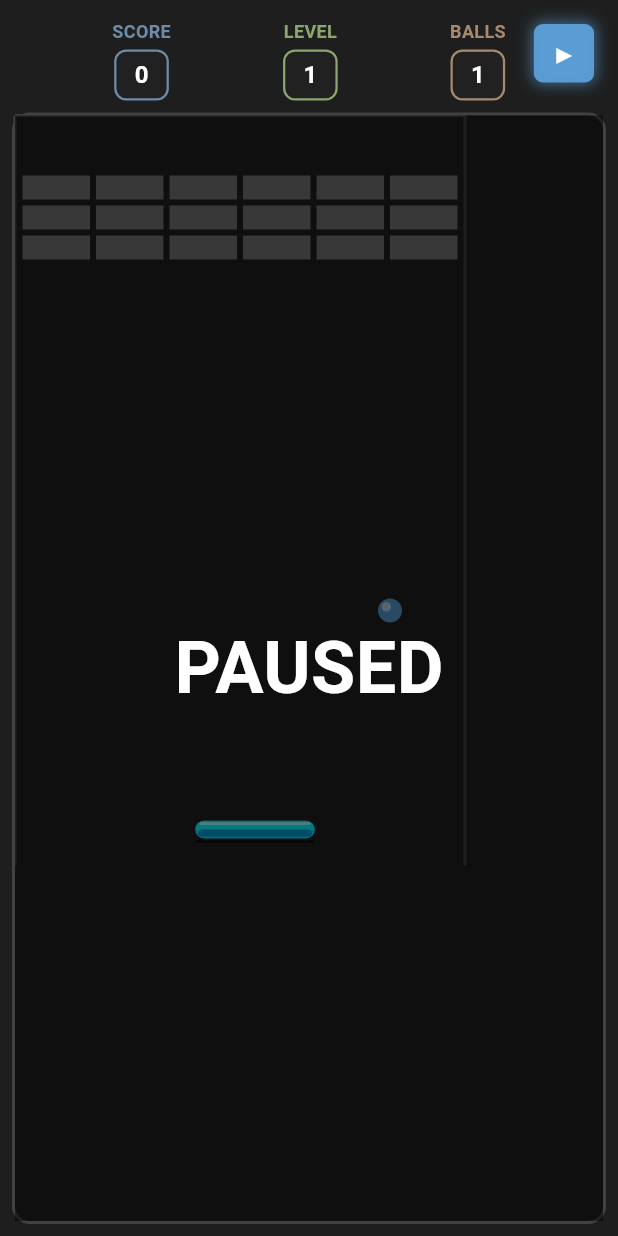
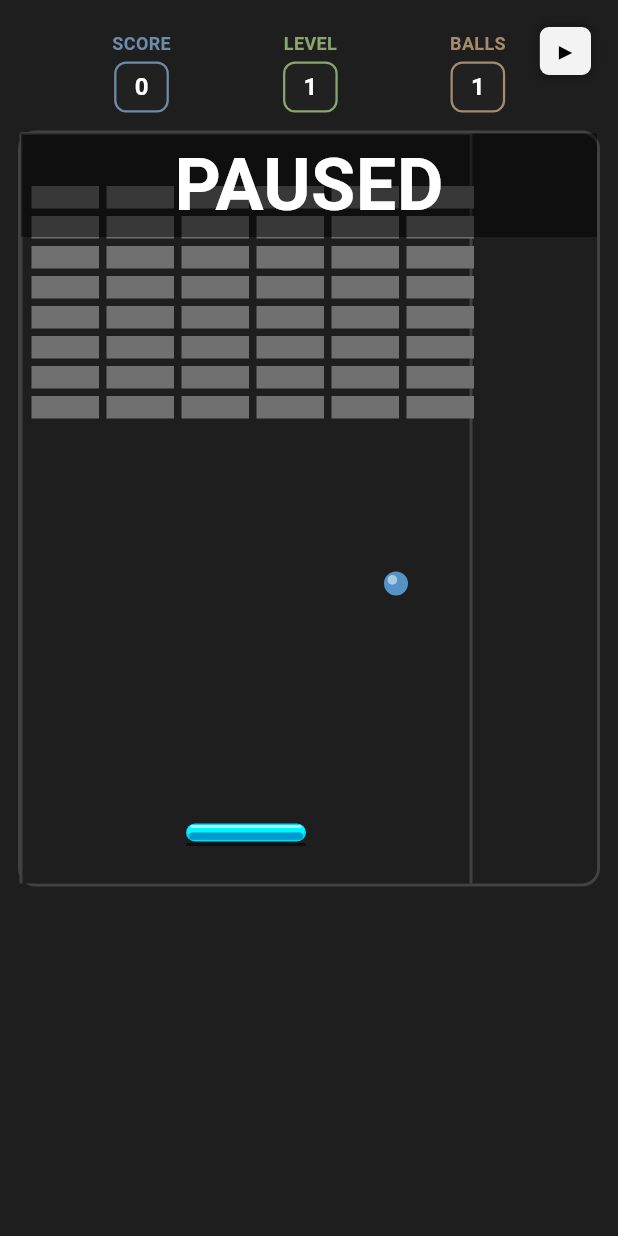
Before and after one commit to tsvvetkov/block-breaker, a Flutter app: the screen it shows after launch, after a tap on an icon or button, on a phone screen of 412 x 824 dp. Run offline on Flutter 3.47's test engine with Material 3 defaults, Android fonts, the phone set to English and light mode, and no system bars.

Commit message:
fixes of height, -screen scroll

```diff
--- a/lib/main.dart
+++ b/lib/main.dart
@@ -55,11 +55,13 @@ class _GameScreenState extends State<GameScreen> {
           children: [
             Column(
               children: [
-                const SizedBox(height: 12),
+                const SizedBox(height: 20), // Больше отступа сверху
                 GameHeader(score: score, level: currentLevel, balls: ballsCount),
                 Expanded(
+                  child: SingleChildScrollView(
+                    physics: const NeverScrollableScrollPhysics(), // Отключаем скролл
                     child: Container(
-                    margin: const EdgeInsets.all(8),
+                      margin: const EdgeInsets.all(12),
                       decoration: BoxDecoration(
                         borderRadius: BorderRadius.circular(12),
                         border: Border.all(color: Colors.grey.shade800, width: 2),
@@ -75,25 +77,26 @@ class _GameScreenState extends State<GameScreen> {
                       ),
                     ),
                   ),
+                ),
               ],
             ),
             // Кнопка паузы в углу
             Positioned(
-              top: 16,
-              right: 16,
+              top: 18,
+              right: 18,
               child: GestureDetector(
                 onTap: () {
                   _gameWidgetKey.currentState?.togglePause();
                 },
                 child: Container(
-                  padding: const EdgeInsets.symmetric(horizontal: 12, vertical: 8),
+                  padding: const EdgeInsets.symmetric(horizontal: 10, vertical: 6),
                   decoration: BoxDecoration(
-                    color: const Color(0xFF5B9FD8).withOpacity(0.95),
+                    color: Colors.white.withOpacity(0.95),
                     borderRadius: BorderRadius.circular(6),
                     boxShadow: [
                       BoxShadow(
-                        color: const Color(0xFF5B9FD8).withOpacity(0.6),
-                        blurRadius: 8,
+                        color: Colors.black.withOpacity(0.3),
+                        blurRadius: 6,
                         spreadRadius: 1,
                       ),
                     ],
@@ -101,8 +104,8 @@ class _GameScreenState extends State<GameScreen> {
                   child: Text(
                     isPaused ? '▶' : '⏸',
                     style: const TextStyle(
-                      color: Colors.white,
-                      fontSize: 16,
+                      color: Colors.black,
+                      fontSize: 14,
                       fontWeight: FontWeight.bold,
                     ),
                   ),
@@ -226,17 +229,21 @@ class _GameWidgetState extends State<GameWidget> with TickerProviderStateMixin {
       });
     });
     _controller.repeat();
+    // Даём фокус при инициализации
+    Future.delayed(const Duration(milliseconds: 100), () {
+      _focusNode.requestFocus();
+    });
   }
 
   void _initGame() {
     blocks = _generateLevel(currentLevel);
-    balls = [Ball(x: 150, y: 450, radius: 8, dx: 2.5 * gameSpeed, dy: -3.0 * gameSpeed)];
+    balls = [Ball(x: 150, y: 420, radius: 8, dx: 2.5 * gameSpeed, dy: -3.0 * gameSpeed)];
     ballsCount = 1;
     particles = [];
     powerUps = [];
     paddle = Paddle(
-      x: 120,
-      y: 470,
+      x: 110,
+      y: 460, // Ниже чем было (было 470)
       width: 80,
       height: 12,
     );
@@ -247,53 +254,51 @@ class _GameWidgetState extends State<GameWidget> with TickerProviderStateMixin {
   List<Block> _generateLevel(int level) {
     List<Block> levelBlocks = [];
     double gameWidth = 300;
-    double gameHeight = 300;
     double blockWidth = 45;
-    double blockHeight = 16;
-    double padding = 4;
+    double blockHeight = 15;
+    double padding = 5;
 
-    int targetBlockCount = 15 + level * 3;
-    if (targetBlockCount > 50) targetBlockCount = 50;
+    int cols = 6;
+    int rows = 8 + (level ~/ 2); // Больше рядов вниз
+    if (rows > 12) rows = 12;
 
     int maxSpecialBlocks = level <= 3 ? 2 : (level <= 6 ? 3 : 4);
     int specialCount = 0;
     int wallCount = 0;
-    int maxWalls = level >= 5 ? 2 + (level - 5) ~/ 3 : 0; // Стены с уровня 5
+    int maxWalls = level >= 5 ? 2 + (level - 5) ~/ 3 : 0;
 
-    // Генерируем блоки в случайном порядке с нерегулярной сеткой
     final random = DateTime.now().millisecondsSinceEpoch % 10000;
-    int blockCount = 0;
 
-    for (int y = 40; y < gameHeight - 40 && blockCount < targetBlockCount; y += (blockHeight + padding).toInt()) {
-      // Смещение каждой строки для неровности
-      double xOffset = ((y.toInt() + random) % 10) - 5;
+    for (int r = 0; r < rows; r++) {
+      for (int c = 0; c < cols; c++) {
+        double x = c * (blockWidth + padding) + 7;
+        double y = r * (blockHeight + padding) + 35;
 
-      for (double x = 10 + xOffset; x < gameWidth - blockWidth && blockCount < targetBlockCount; x += blockWidth + padding) {
-        // Пропускаем блоки случайно для неровности
-        if ((x.toInt() + y.toInt()) % 7 == 0) continue;
+        // Ограничиваем высоту блоков (оставляем место для мячика и платформы)
+        if (y > 380) continue;
 
         int hits = 1;
         bool isSpecial = false;
         bool isWall = false;
-        Color color = const Color(0xFF808080);
+        Color color = const Color(0xFF707070);
 
-        // Определяем стены (неуничтожаемые блоки) на уровнях 5+
+        // Стены на уровнях 5+
         if (level >= 5 && wallCount < maxWalls &&
-            (x.toInt() * 19 + y.toInt() * 23 + random) % 20 == 0) {
+            (r * 7 + c * 13 + random) % 20 == 0) {
           isWall = true;
           wallCount++;
-          hits = 999; // Не уничтожаются
-          color = const Color(0xFF3A3A3A); // Тёмно-серый
+          hits = 999;
+          color = const Color(0xFF3A3A3A);
         } else {
-          // Определяем урон блока на основе уровня
+          // Урон на основе уровня
           if (level >= 3) {
-            int rand = (x.toInt() + y.toInt() * 7) % 10;
+            int rand = (r * 7 + c * 13) % 10;
             if (rand < 3) hits = 2;
             else if (rand < 6 && level >= 6) hits = 3;
             else if (rand < 8 && level >= 9) hits = 4;
           }
 
-          // Определяем цвет на основе урона
+          // Цвет на основе урона
           if (hits == 1) {
             color = const Color(0xFF707070); // Серый
           } else if (hits == 2) {
@@ -304,19 +309,19 @@ class _GameWidgetState extends State<GameWidget> with TickerProviderStateMixin {
             color = const Color(0xFF1E5BA8); // Тёмный синий
           }
 
-          // Случайно выбираем спецблоки
+          // Спецблоки
           if (specialCount < maxSpecialBlocks &&
-              (x.toInt() * 13 + y.toInt() * 17 + random) % 15 == 0 &&
+              (r * 11 + c * 17 + random) % 15 == 0 &&
               level > 1) {
             isSpecial = true;
             specialCount++;
-            color = const Color(0xFF4ECDC4); // Красивый голубовато-зелёный
+            color = const Color(0xFF4ECDC4); // Голубовато-зелёный
           }
         }
 
         levelBlocks.add(Block(
           x: x,
-          y: y.toDouble(),
+          y: y,
           width: blockWidth,
           height: blockHeight,
           hits: hits,
@@ -324,8 +329,6 @@ class _GameWidgetState extends State<GameWidget> with TickerProviderStateMixin {
           isSpecial: isSpecial,
           isWall: isWall,
         ));
-
-        blockCount++;
       }
     }
 
```
Lines whose indentation alone changed are shown as unchanged.
